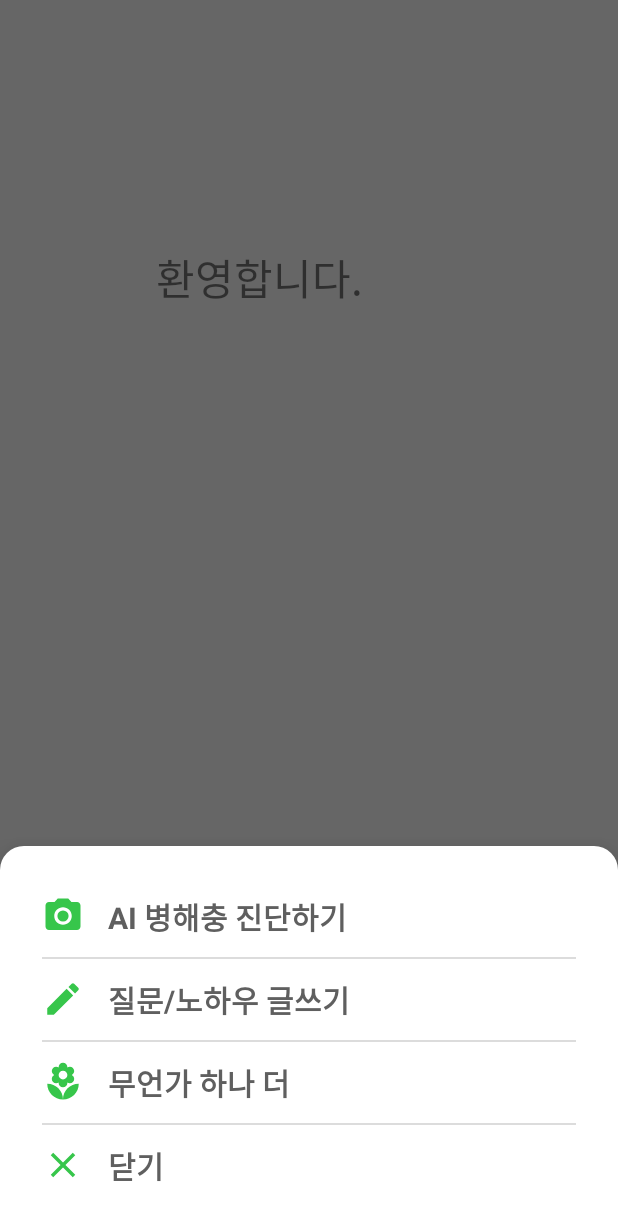
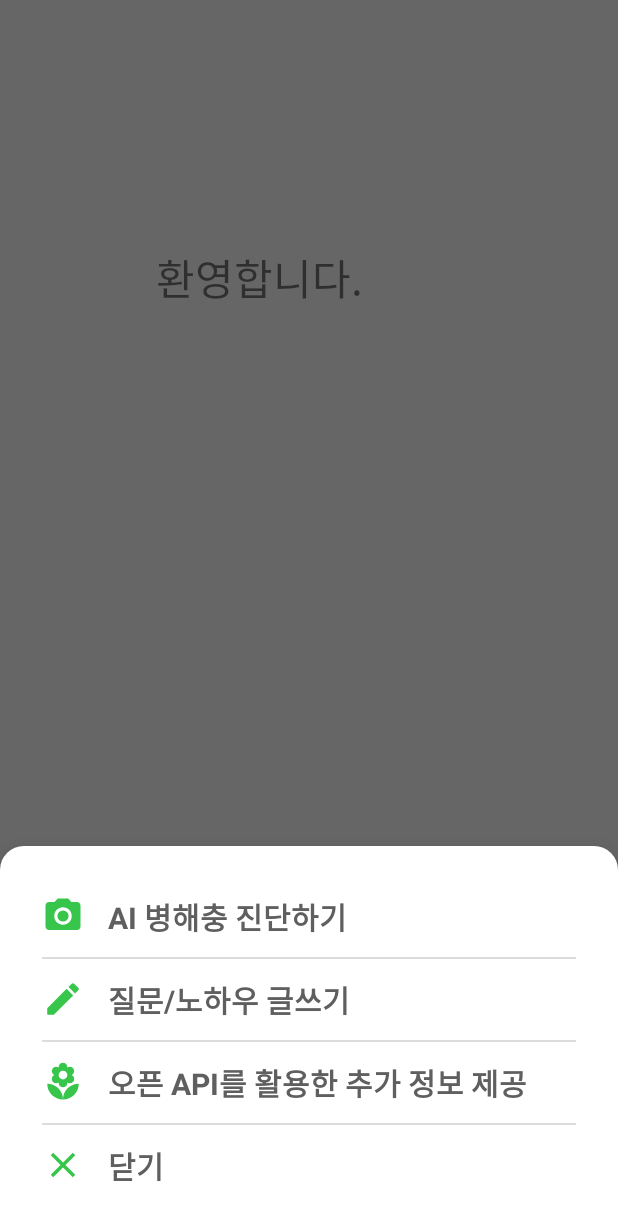
Before and after one commit to Ojongseok/SJU_Capstone_Design, an Android app: the BottomSheetDialog screen opened through its navigation route, on a phone screen of 412 x 824 dp. Shown: the top 1220 px of the screen. Run offline under Robolectric (Android 15) with nearby library versions, the phone set to English and light mode, and no system bars; our stand-ins replace data binding, navigation-ui.

Commit message:
사진 촬영, 앨범에서 선택 비트맵 로드 완료

```diff
--- a/app/src/main/AndroidManifest.xml
+++ b/app/src/main/AndroidManifest.xml
@@ -6,6 +6,7 @@
     <uses-permission android:name="android.permission.INTERNET"/>
     <uses-permission android:name="android.permission.READ_EXTERNAL_STORAGE"/>
     <uses-permission android:name="android.permission.WRITE_EXTERNAL_STORAGE"/>
+    <uses-permission android:name="android.permission.CAMERA"/>
 
     <application
         android:allowBackup="true"
--- a/app/src/main/java/com/example/capstonedesign/MainActivity.kt
+++ b/app/src/main/java/com/example/capstonedesign/MainActivity.kt
@@ -5,6 +5,7 @@ import android.os.Bundle
 import android.view.View
 import android.widget.FrameLayout
 import android.widget.LinearLayout
+import androidx.coordinatorlayout.widget.CoordinatorLayout
 import androidx.core.view.marginBottom
 import androidx.core.view.setMargins
 import androidx.navigation.NavController
@@ -23,13 +24,15 @@ class MainActivity : AppCompatActivity() {
         ActivityMainBinding.inflate(layoutInflater)
     }
     private lateinit var navController: NavController
+    var navState : Boolean = true
 
     override fun onCreate(savedInstanceState: Bundle?) {
         super.onCreate(savedInstanceState)
         setContentView(binding.root)
 
+        binding.activity = this
+
         setupJetpackNavigation()
-
 
     }
 
@@ -47,19 +50,27 @@ class MainActivity : AppCompatActivity() {
                 || destination.id == R.id.dialog_bottom_sheet) {
                 binding.bottomAppBar.visibility = View.VISIBLE
                 binding.fab.visibility = View.VISIBLE
+
+                navState = true
+//                val layoutParams = CoordinatorLayout.LayoutParams(
+//                    CoordinatorLayout.LayoutParams.MATCH_PARENT,CoordinatorLayout.LayoutParams.MATCH_PARENT
+//                )
+//                layoutParams.setMargins(0,0,0, 100)
+//
+//                binding.frameLayout.layoutParams = layoutParams
             }
             // 바텀 네비게이션이 표시되지 않는 Fragment
-            else{
+            else {
                 binding.bottomAppBar.visibility = View.GONE
                 binding.fab.visibility = View.GONE
 
-                val layoutParam = FrameLayout.LayoutParams(
-                    FrameLayout.LayoutParams.MATCH_PARENT,
-                    FrameLayout.LayoutParams.MATCH_PARENT
-                )
-
-                layoutParam.setMargins(0,0,0, 0)
-                binding.navHostFragment.layoutParams = layoutParam
+                navState = false
+//                val layoutParams = CoordinatorLayout.LayoutParams(
+//                    CoordinatorLayout.LayoutParams.MATCH_PARENT,CoordinatorLayout.LayoutParams.MATCH_PARENT
+//                )
+//                layoutParams.setMargins(0,0,0,0)
+//
+//                binding.frameLayout.layoutParams = layoutParams
             }
         }
 
--- a/app/src/main/res/layout/activity_main.xml
+++ b/app/src/main/res/layout/activity_main.xml
@@ -1,8 +1,15 @@
 <?xml version="1.0" encoding="utf-8"?>
+<layout xmlns:android="http://schemas.android.com/apk/res/android"
+    xmlns:app="http://schemas.android.com/apk/res-auto"
+    xmlns:tools="http://schemas.android.com/tools">
+
+    <data>
+        <variable
+            name="activity"
+            type="com.example.capstonedesign.MainActivity" />
+    </data>
+
     <androidx.coordinatorlayout.widget.CoordinatorLayout
-    xmlns:android="http://schemas.android.com/apk/res/android"
-    xmlns:app="http://schemas.android.com/apk/res-auto"
-    xmlns:tools="http://schemas.android.com/tools"
         android:layout_width="match_parent"
         android:layout_height="match_parent"
         tools:context=".MainActivity">
@@ -14,7 +21,7 @@
             app:layout_constraintEnd_toEndOf="@+id/bottom_navigation_view"
             app:layout_constraintStart_toStartOf="parent"
             app:layout_constraintTop_toTopOf="parent"
-        android:layout_marginBottom="?android:attr/actionBarSize">
+            android:layout_marginBottom="@dimen/nav_off">
 
             <androidx.fragment.app.FragmentContainerView
                 android:id="@+id/nav_host_fragment"
@@ -28,23 +35,22 @@
         <com.google.android.material.bottomappbar.BottomAppBar
             android:id="@+id/bottomAppBar"
             android:layout_width="match_parent"
-        android:layout_height="wrap_content"
+            android:layout_height="56dp"
             android:layout_gravity="bottom">
 
             <com.google.android.material.bottomnavigation.BottomNavigationView
                 android:id="@+id/bottomNavigationView"
                 android:layout_width="match_parent"
-            android:layout_height="match_parent"
+                android:layout_height="wrap_content"
                 android:layout_marginEnd="16dp"
                 app:elevation="0dp"
                 app:labelVisibilityMode="labeled"
                 android:background="@android:color/transparent"
                 app:menu="@menu/bottom_navigation"
                 app:itemIconTint="@drawable/menu_selector_color"
-            app:itemTextColor="@drawable/menu_selector_color"/>
+                app:itemTextColor="@drawable/menu_selector_color" />
 
         </com.google.android.material.bottomappbar.BottomAppBar>
-
 
         <com.google.android.material.floatingactionbutton.FloatingActionButton
             android:id="@+id/fab"
@@ -55,7 +61,7 @@
             app:backgroundTint="@color/main_green"
             android:tint="@color/white"
             app:tint="@null"
-        app:layout_anchor="@id/bottomAppBar"/>
+            app:layout_anchor="@id/bottomAppBar" />
 
         <LinearLayout
             android:id="@+id/home_bottom_sheet"
@@ -71,3 +77,4 @@
         </LinearLayout>
 
     </androidx.coordinatorlayout.widget.CoordinatorLayout>
+</layout>
--- a/app/src/main/res/layout/dialog_bottom_sheet.xml
+++ b/app/src/main/res/layout/dialog_bottom_sheet.xml
@@ -98,7 +98,7 @@
             android:layout_width="wrap_content"
             android:layout_height="wrap_content"
             android:layout_weight="1"
-            android:text="무언가 하나 더"
+            android:text="오픈 API를 활용한 추가 정보 제공"
             android:textColor="@color/text_1"
             android:textSize="20sp"
             android:textStyle="bold" />
--- a/app/src/main/res/menu/bottom_navigation.xml
+++ b/app/src/main/res/menu/bottom_navigation.xml
@@ -4,7 +4,7 @@
     <item
         android:id="@+id/fragment_home"
         android:title="홈"
-        android:icon="@drawable/ic_board"/>
+        android:icon="@drawable/ic_home"/>
 
     <item
         android:id="@+id/fragment_main"
--- /dev/null
+++ b/app/src/main/res/values/dimen.xml
@@ -0,0 +1,5 @@
+<?xml version="1.0" encoding="utf-8"?>
+<resources>
+    <dimen name="nav_on">56dp</dimen>
+    <dimen name="nav_off">0dp</dimen>
+</resources>
```
Also changed, not shown: app/src/main/java/com/example/capstonedesign/view/main/PlantsInspectFragment.kt (+93 -23 lines), app/src/main/res/layout/fragment_plants_inspect.xml (+16 -2 lines). Lines whose indentation alone changed are shown as unchanged.
